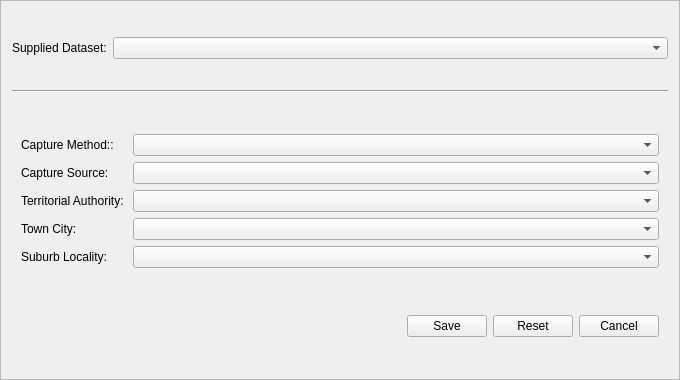
Before: the Qt Designer form buildings/gui/new_outline_bulk.ui in linz/nz-buildings, drawn with Qt 5.
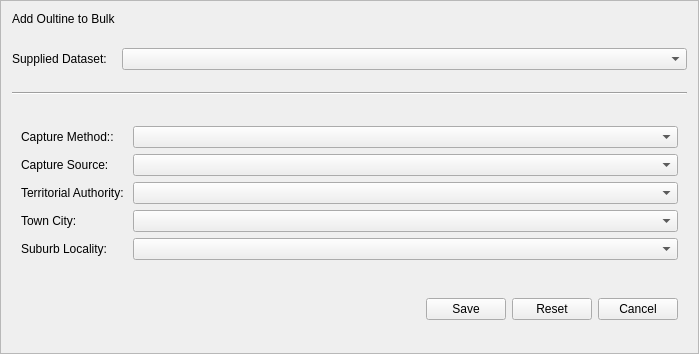
After: the same form once the commit is applied.

Commit message: Add Titles to UIs

Patch:
```diff
--- a/buildings/gui/new_outline_bulk.ui
+++ b/buildings/gui/new_outline_bulk.ui
@@ -6,8 +6,8 @@
    <rect>
     <x>0</x>
     <y>0</y>
-    <width>607</width>
-    <height>380</height>
+    <width>699</width>
+    <height>354</height>
    </rect>
   </property>
   <property name="windowTitle">
@@ -20,7 +20,7 @@
    <enum>QFrame::Raised</enum>
   </property>
   <layout class="QFormLayout" name="formLayout_2">
-   <item row="5" column="0" colspan="2">
+   <item row="6" column="0" colspan="2">
     <widget class="QWidget" name="widget_2" native="true">
      <layout class="QFormLayout" name="formLayout">
       <property name="fieldGrowthPolicy">
@@ -92,7 +92,7 @@
      </layout>
     </widget>
    </item>
-   <item row="6" column="1">
+   <item row="7" column="1">
     <spacer name="verticalSpacer">
      <property name="orientation">
       <enum>Qt::Vertical</enum>
@@ -105,7 +105,7 @@
      </property>
     </spacer>
    </item>
-   <item row="7" column="1">
+   <item row="8" column="1">
     <widget class="QWidget" name="widget" native="true">
      <layout class="QHBoxLayout" name="horizontalLayout">
       <item>
@@ -167,7 +167,7 @@
      <zorder>horizontalSpacer</zorder>
     </widget>
    </item>
-   <item row="8" column="1">
+   <item row="9" column="1">
     <spacer name="verticalSpacer_3">
      <property name="orientation">
       <enum>Qt::Vertical</enum>
@@ -180,17 +180,17 @@
      </property>
     </spacer>
    </item>
-   <item row="2" column="1">
+   <item row="3" column="1">
     <widget class="QComboBox" name="cmb_supplied_dataset"/>
    </item>
-   <item row="2" column="0">
+   <item row="3" column="0">
     <widget class="QLabel" name="l_supplied_dataset">
      <property name="text">
       <string>Supplied Dataset:</string>
      </property>
     </widget>
    </item>
-   <item row="4" column="0" colspan="2">
+   <item row="5" column="0" colspan="2">
     <widget class="Line" name="line">
      <property name="font">
       <font>
@@ -202,7 +202,7 @@
      </property>
     </widget>
    </item>
-   <item row="0" column="1">
+   <item row="1" column="1">
     <spacer name="verticalSpacer_2">
      <property name="orientation">
       <enum>Qt::Vertical</enum>
@@ -215,7 +215,7 @@
      </property>
     </spacer>
    </item>
-   <item row="3" column="1">
+   <item row="4" column="1">
     <spacer name="verticalSpacer_4">
      <property name="orientation">
       <enum>Qt::Vertical</enum>
@@ -228,6 +228,13 @@
      </property>
     </spacer>
    </item>
+   <item row="0" column="0">
+    <widget class="QLabel" name="label">
+     <property name="text">
+      <string>Add Oultine to Bulk</string>
+     </property>
+    </widget>
+   </item>
   </layout>
  </widget>
  <resources/>
```
The commit also changes 4 other files.
